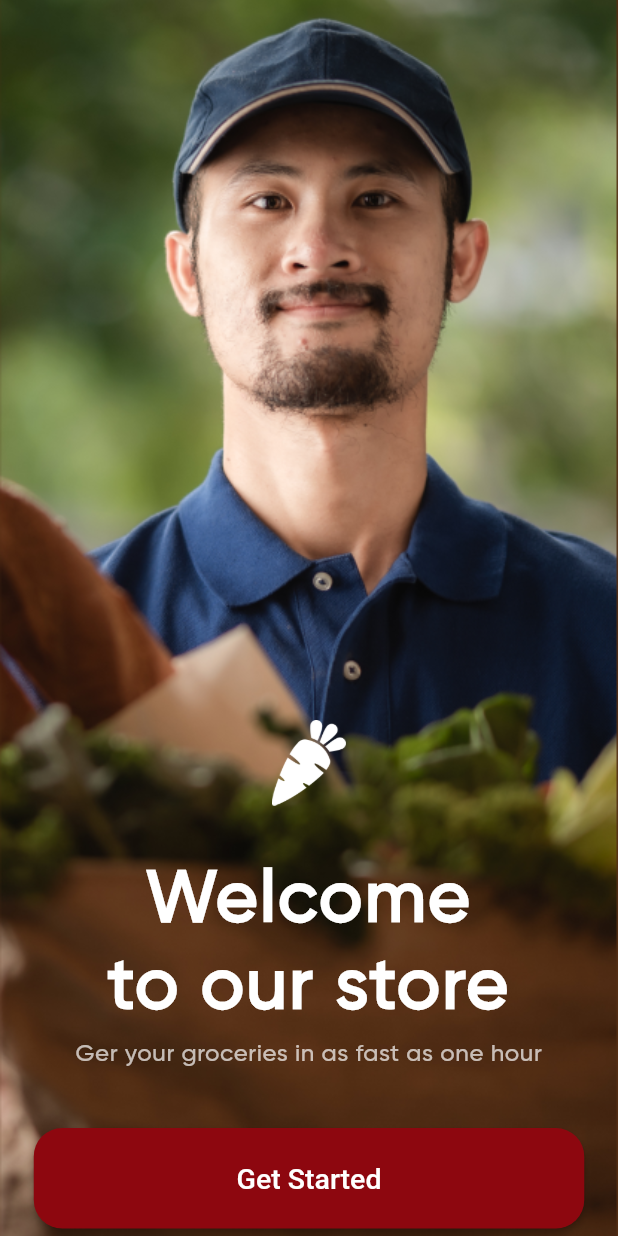
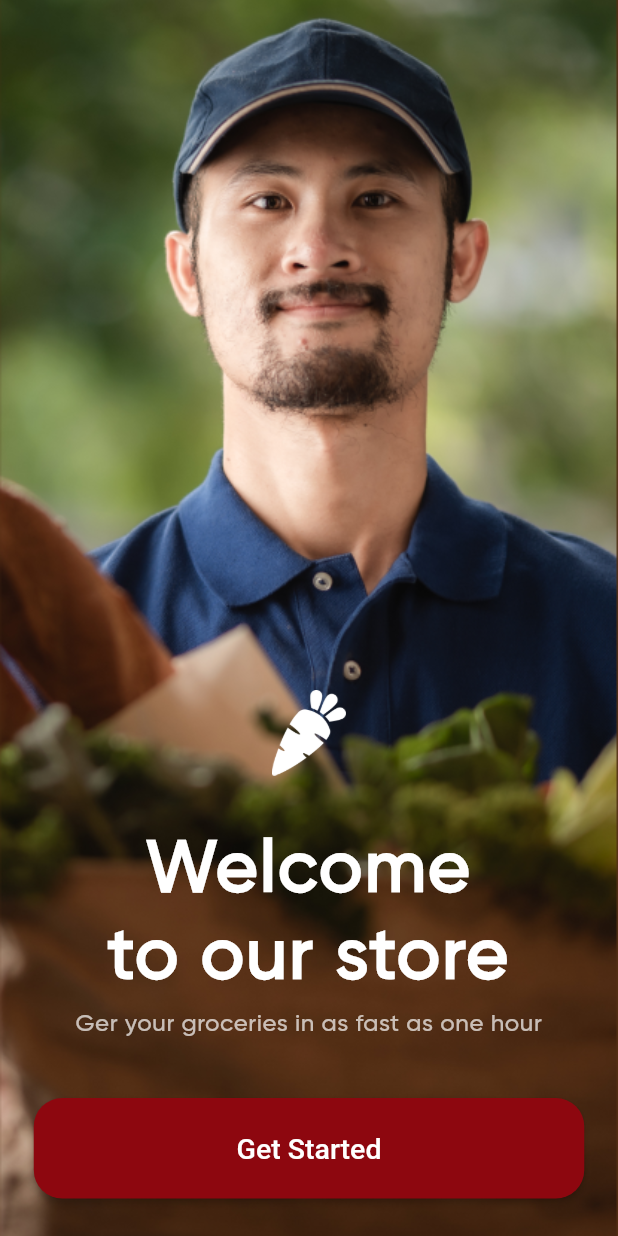
Before and after one commit to OmarAmeer96/Groceries-App, a Flutter app: the GetStartedScreen screen opened by its route, on a phone screen of 412 x 824 dp. Run offline on Flutter 3.47's test engine with Material 2 defaults, Android fonts, the phone set to English and light mode, and no system bars; our stand-ins replace bloc, firebase_auth, firebase_core, google_nav_bar, image_picker; missing offline and left inert: intro_screen_onboarding_flutter; accounts and stored records are empty; Roboto replaces fonts that are missing (Gilroy-Reular).

Commit message:
Commit 22 - Omar

```diff
--- a/lib/screens/get_started_screen.dart
+++ b/lib/screens/get_started_screen.dart
@@ -1,13 +1,9 @@
 // ------------------------------ Omar Ameer ---------------------------------
-
-
-
 
 import 'package:flutter/material.dart';
 
 import '../widgets/custom_main_button.dart';
 import 'sign_in_screen.dart';
-
 
 class GetStartedScreen extends StatelessWidget {
   const GetStartedScreen({super.key});
@@ -37,7 +33,7 @@ class GetStartedScreen extends StatelessWidget {
           crossAxisAlignment: CrossAxisAlignment.center,
           children: [
             const SizedBox(
-              height: 480,
+              height: 460,
             ),
             Image.asset(
               "assets/images/Group 1.png",
```
Also changed, not shown: lib/screens/onboarding_screen.dart (+9 -9 lines).
